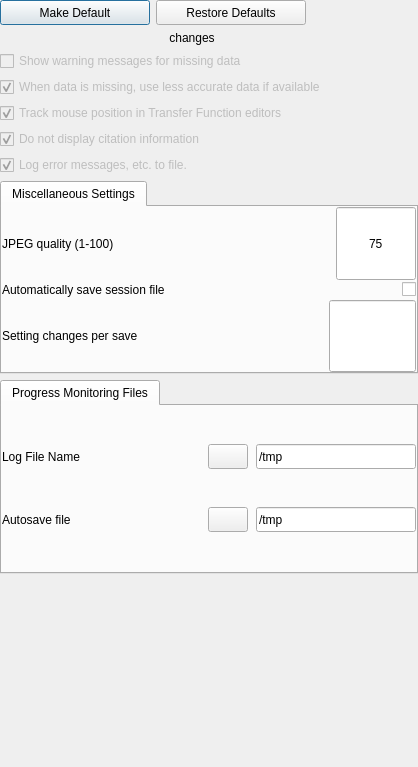
The window that apps/vaporgui/appSettingsTab.ui (StasJ/vapor-formatted) describes before a commit, drawn with Qt 5.
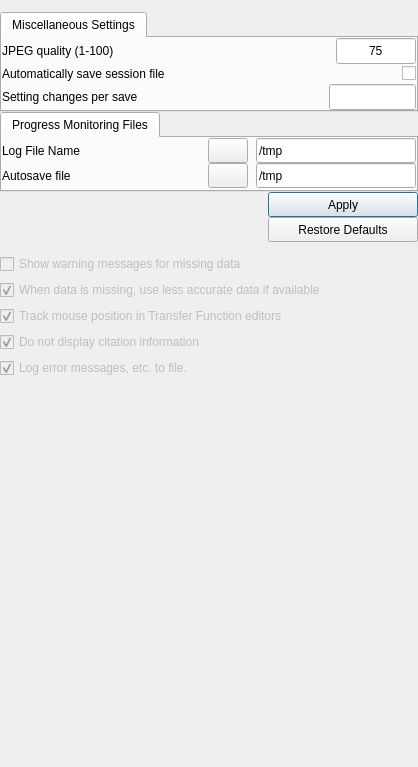
The same window after the commit.

```diff
--- a/apps/vaporgui/appSettingsTab.ui
+++ b/apps/vaporgui/appSettingsTab.ui
@@ -38,11 +38,14 @@
    <string>&lt;html&gt;&lt;head/&gt;&lt;body&gt;&lt;p&gt;This panel specifies application settings currently in use. Click &amp;quot;Make default&amp;quot; if you want these settings to apply the next time you start VAPOR.&lt;/p&gt;&lt;/body&gt;&lt;/html&gt;</string>
   </property>
   <layout class="QVBoxLayout" name="verticalLayout_3">
+   <property name="spacing">
+    <number>0</number>
+   </property>
    <property name="leftMargin">
     <number>0</number>
    </property>
    <property name="topMargin">
-    <number>0</number>
+    <number>12</number>
    </property>
    <property name="rightMargin">
     <number>0</number>
@@ -50,207 +53,14 @@
    <property name="bottomMargin">
     <number>0</number>
    </property>
-   <item>
-    <layout class="QHBoxLayout" name="_10">
-     <item>
-      <widget class="QPushButton" name="saveButton">
-       <property name="enabled">
-        <bool>true</bool>
-       </property>
-       <property name="minimumSize">
-        <size>
-         <width>150</width>
-         <height>25</height>
-        </size>
-       </property>
-       <property name="maximumSize">
-        <size>
-         <width>100</width>
-         <height>32767</height>
-        </size>
-       </property>
-       <property name="text">
-        <string>Make Default</string>
-       </property>
-       <property name="shortcut">
-        <string/>
-       </property>
-       <property name="autoDefault">
-        <bool>true</bool>
-       </property>
-       <property name="default">
-        <bool>true</bool>
-       </property>
-      </widget>
-     </item>
-     <item>
-      <widget class="QPushButton" name="defaultButton">
-       <property name="enabled">
-        <bool>true</bool>
-       </property>
-       <property name="minimumSize">
-        <size>
-         <width>150</width>
-         <height>25</height>
-        </size>
-       </property>
-       <property name="toolTip">
-        <string>Click to reset all user preferences and parameter values to their original default values</string>
-       </property>
-       <property name="text">
-        <string>Restore Defaults</string>
-       </property>
-       <property name="shortcut">
-        <string/>
-       </property>
-       <property name="autoRepeat">
-        <bool>false</bool>
-       </property>
-       <property name="autoDefault">
-        <bool>false</bool>
-       </property>
-      </widget>
-     </item>
-     <item>
-      <spacer name="spacer205">
-       <property name="orientation">
-        <enum>Qt::Horizontal</enum>
-       </property>
-       <property name="sizeType">
-        <enum>QSizePolicy::Expanding</enum>
-       </property>
-       <property name="sizeHint" stdset="0">
-        <size>
-         <width>71</width>
-         <height>20</height>
-        </size>
-       </property>
-      </spacer>
-     </item>
-    </layout>
-   </item>
-   <item>
-    <layout class="QHBoxLayout" name="_3">
-     <item>
-      <layout class="QVBoxLayout" name="_4">
-       <item>
-        <layout class="QGridLayout" name="_5">
-         <item row="1" column="2">
-          <widget class="QLabel" name="textLabel1_8">
-           <property name="enabled">
-            <bool>true</bool>
-           </property>
-           <property name="minimumSize">
-            <size>
-             <width>85</width>
-             <height>0</height>
-            </size>
-           </property>
-           <property name="maximumSize">
-            <size>
-             <width>80</width>
-             <height>16777215</height>
-            </size>
-           </property>
-           <property name="text">
-            <string> changes</string>
-           </property>
-           <property name="alignment">
-            <set>Qt::AlignLeading|Qt::AlignLeft|Qt::AlignVCenter</set>
-           </property>
-           <property name="wordWrap">
-            <bool>false</bool>
-           </property>
-          </widget>
-         </item>
-        </layout>
-       </item>
-       <item>
-        <widget class="QCheckBox" name="warnMissingDataCheckbox">
-         <property name="enabled">
-          <bool>false</bool>
-         </property>
-         <property name="toolTip">
-          <string>When checked a warning message will be presented if data is unavailable</string>
-         </property>
-         <property name="text">
-          <string>Show warning messages for missing data</string>
-         </property>
-         <property name="checked">
-          <bool>false</bool>
-         </property>
-        </widget>
-       </item>
-       <item>
-        <widget class="QCheckBox" name="lowerAccuracyCheckbox">
-         <property name="enabled">
-          <bool>false</bool>
-         </property>
-         <property name="toolTip">
-          <string>If requested refinement or compression level is unavailable, use the highest available level, with no warning message</string>
-         </property>
-         <property name="text">
-          <string>When data is missing, use less accurate data if available</string>
-         </property>
-         <property name="checked">
-          <bool>true</bool>
-         </property>
-        </widget>
-       </item>
-       <item>
-        <widget class="QCheckBox" name="trackMouseCheckbox">
-         <property name="enabled">
-          <bool>false</bool>
-         </property>
-         <property name="toolTip">
-          <string>Check to display position, color, opacity at mouse position in editor</string>
-         </property>
-         <property name="text">
-          <string>Track mouse position in Transfer Function editors</string>
-         </property>
-         <property name="checked">
-          <bool>true</bool>
-         </property>
-        </widget>
-       </item>
-       <item>
-        <widget class="QCheckBox" name="noShowCitationCheckbox">
-         <property name="enabled">
-          <bool>false</bool>
-         </property>
-         <property name="toolTip">
-          <string>Don't display the reminder to cite VAPOR when an image is saved.</string>
-         </property>
-         <property name="text">
-          <string>Do not display citation information</string>
-         </property>
-         <property name="checked">
-          <bool>true</bool>
-         </property>
-        </widget>
-       </item>
-       <item>
-        <widget class="QCheckBox" name="logfileCheckbox">
-         <property name="enabled">
-          <bool>false</bool>
-         </property>
-         <property name="toolTip">
-          <string>Check box to write errors, warnings, diagnostics, etc. to specified log file</string>
-         </property>
-         <property name="text">
-          <string>Log error messages, etc. to file.</string>
-         </property>
-         <property name="checked">
-          <bool>true</bool>
-         </property>
-        </widget>
-       </item>
-      </layout>
-     </item>
-    </layout>
-   </item>
    <item>
     <widget class="QTabWidget" name="tabWidget_2">
+     <property name="sizePolicy">
+      <sizepolicy hsizetype="Expanding" vsizetype="Maximum">
+       <horstretch>0</horstretch>
+       <verstretch>0</verstretch>
+      </sizepolicy>
+     </property>
      <property name="currentIndex">
       <number>0</number>
      </property>
@@ -436,6 +246,12 @@
    </item>
    <item>
     <widget class="QTabWidget" name="tabWidget">
+     <property name="sizePolicy">
+      <sizepolicy hsizetype="Expanding" vsizetype="Maximum">
+       <horstretch>0</horstretch>
+       <verstretch>0</verstretch>
+      </sizepolicy>
+     </property>
      <property name="currentIndex">
       <number>0</number>
      </property>
@@ -635,6 +451,193 @@
      </widget>
     </widget>
    </item>
+   <item>
+    <layout class="QHBoxLayout" name="_10">
+     <item>
+      <spacer name="spacer205">
+       <property name="orientation">
+        <enum>Qt::Horizontal</enum>
+       </property>
+       <property name="sizeType">
+        <enum>QSizePolicy::Expanding</enum>
+       </property>
+       <property name="sizeHint" stdset="0">
+        <size>
+         <width>71</width>
+         <height>20</height>
+        </size>
+       </property>
+      </spacer>
+     </item>
+     <item>
+      <widget class="QPushButton" name="saveButton">
+       <property name="enabled">
+        <bool>true</bool>
+       </property>
+       <property name="minimumSize">
+        <size>
+         <width>150</width>
+         <height>25</height>
+        </size>
+       </property>
+       <property name="maximumSize">
+        <size>
+         <width>100</width>
+         <height>32767</height>
+        </size>
+       </property>
+       <property name="text">
+        <string>Apply</string>
+       </property>
+       <property name="shortcut">
+        <string/>
+       </property>
+       <property name="autoDefault">
+        <bool>true</bool>
+       </property>
+       <property name="default">
+        <bool>true</bool>
+       </property>
+      </widget>
+     </item>
+    </layout>
+   </item>
+   <item>
+    <layout class="QHBoxLayout" name="horizontalLayout_4">
+     <property name="bottomMargin">
+      <number>12</number>
+     </property>
+     <item>
+      <spacer name="horizontalSpacer_3">
+       <property name="orientation">
+        <enum>Qt::Horizontal</enum>
+       </property>
+       <property name="sizeHint" stdset="0">
+        <size>
+         <width>40</width>
+         <height>20</height>
+        </size>
+       </property>
+      </spacer>
+     </item>
+     <item>
+      <widget class="QPushButton" name="defaultButton">
+       <property name="enabled">
+        <bool>true</bool>
+       </property>
+       <property name="minimumSize">
+        <size>
+         <width>150</width>
+         <height>25</height>
+        </size>
+       </property>
+       <property name="toolTip">
+        <string>Click to reset all user preferences and parameter values to their original default values</string>
+       </property>
+       <property name="text">
+        <string>Restore Defaults</string>
+       </property>
+       <property name="shortcut">
+        <string/>
+       </property>
+       <property name="autoRepeat">
+        <bool>false</bool>
+       </property>
+       <property name="autoDefault">
+        <bool>false</bool>
+       </property>
+      </widget>
+     </item>
+    </layout>
+   </item>
+   <item>
+    <layout class="QHBoxLayout" name="_3">
+     <item>
+      <layout class="QVBoxLayout" name="_4">
+       <item>
+        <widget class="QCheckBox" name="warnMissingDataCheckbox">
+         <property name="enabled">
+          <bool>false</bool>
+         </property>
+         <property name="toolTip">
+          <string>When checked a warning message will be presented if data is unavailable</string>
+         </property>
+         <property name="text">
+          <string>Show warning messages for missing data</string>
+         </property>
+         <property name="checked">
+          <bool>false</bool>
+         </property>
+        </widget>
+       </item>
+       <item>
+        <widget class="QCheckBox" name="lowerAccuracyCheckbox">
+         <property name="enabled">
+          <bool>false</bool>
+         </property>
+         <property name="toolTip">
+          <string>If requested refinement or compression level is unavailable, use the highest available level, with no warning message</string>
+         </property>
+         <property name="text">
+          <string>When data is missing, use less accurate data if available</string>
+         </property>
+         <property name="checked">
+          <bool>true</bool>
+         </property>
+        </widget>
+       </item>
+       <item>
+        <widget class="QCheckBox" name="trackMouseCheckbox">
+         <property name="enabled">
+          <bool>false</bool>
+         </property>
+         <property name="toolTip">
+          <string>Check to display position, color, opacity at mouse position in editor</string>
+         </property>
+         <property name="text">
+          <string>Track mouse position in Transfer Function editors</string>
+         </property>
+         <property name="checked">
+          <bool>true</bool>
+         </property>
+        </widget>
+       </item>
+       <item>
+        <widget class="QCheckBox" name="noShowCitationCheckbox">
+         <property name="enabled">
+          <bool>false</bool>
+         </property>
+         <property name="toolTip">
+          <string>Don't display the reminder to cite VAPOR when an image is saved.</string>
+         </property>
+         <property name="text">
+          <string>Do not display citation information</string>
+         </property>
+         <property name="checked">
+          <bool>true</bool>
+         </property>
+        </widget>
+       </item>
+       <item>
+        <widget class="QCheckBox" name="logfileCheckbox">
+         <property name="enabled">
+          <bool>false</bool>
+         </property>
+         <property name="toolTip">
+          <string>Check box to write errors, warnings, diagnostics, etc. to specified log file</string>
+         </property>
+         <property name="text">
+          <string>Log error messages, etc. to file.</string>
+         </property>
+         <property name="checked">
+          <bool>true</bool>
+         </property>
+        </widget>
+       </item>
+      </layout>
+     </item>
+    </layout>
+   </item>
    <item>
     <spacer name="spacer202">
      <property name="orientation">
@@ -646,7 +649,7 @@
      <property name="sizeHint" stdset="0">
       <size>
        <width>20</width>
-       <height>179</height>
+       <height>367</height>
       </size>
      </property>
     </spacer>
```
